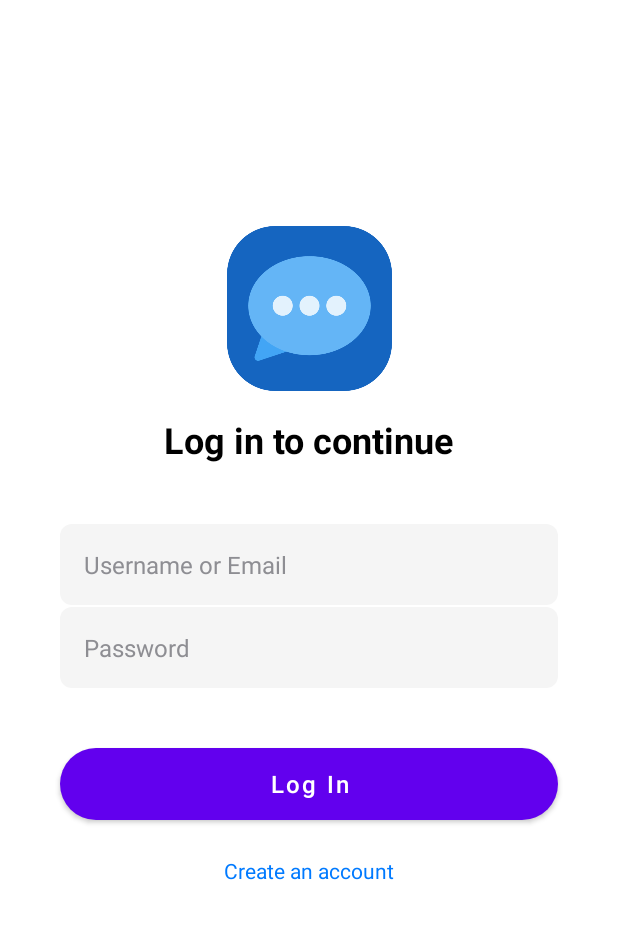
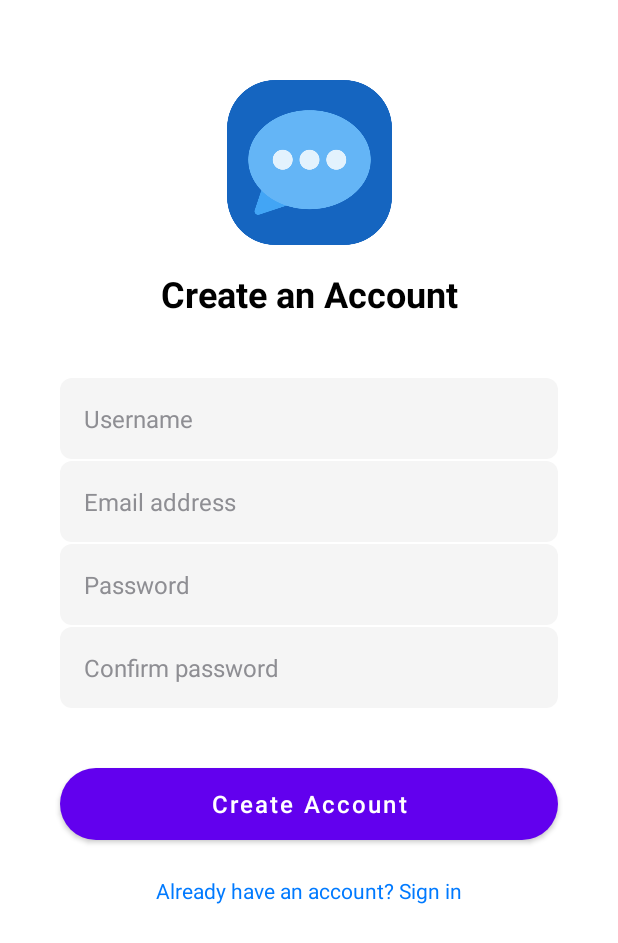
Before and after one commit to zhonm/iMessify, an Android app: the screen it shows after launch (LoginActivity before the commit, CreateAccountActivity after it), after a tap on "Create an account", on a phone screen of 412 x 824 dp. Shown: the top 943 px of the screen. Run offline under Robolectric (Android 15) with nearby library versions, the phone set to English and light mode, and no system bars.

Commit message:
- Added Database for register account and implement it to login. - Update gradle versions.
Database pass imessify: "PuQWkCnHvRqfeM3Wcw58"

```diff
--- a/app/build.gradle
+++ b/app/build.gradle
@@ -40,6 +40,10 @@ android {
 
 dependencies {
     // Add to app level build.gradle
+    implementation 'com.squareup.retrofit2:retrofit:2.11.0'
+    implementation 'com.squareup.retrofit2:converter-gson:2.11.0'
+    implementation 'org.jetbrains.kotlinx:kotlinx-coroutines-android:1.10.1'
+    implementation 'com.google.code.gson:gson:2.12.1'
     implementation 'com.github.bumptech.glide:glide:4.16.0'
     implementation 'com.google.android.material:material:1.12.0'
     implementation 'androidx.cardview:cardview:1.0.0'
--- /dev/null
+++ b/app/src/main/java/com/example/imessify/CreateAccountActivity.kt
@@ -0,0 +1,149 @@
+package com.example.imessify
+
+import android.content.Intent
+import android.os.Build
+import android.os.Bundle
+import android.view.WindowInsetsController
+import android.view.WindowManager
+import android.widget.Button
+import android.widget.EditText
+import android.widget.TextView
+import android.widget.Toast
+import androidx.appcompat.app.AppCompatActivity
+import androidx.lifecycle.lifecycleScope
+import kotlinx.coroutines.Dispatchers
+import kotlinx.coroutines.launch
+import kotlinx.coroutines.withContext
+import retrofit2.Retrofit
+import retrofit2.converter.gson.GsonConverterFactory
+import retrofit2.http.Body
+import retrofit2.http.POST
+
+class CreateAccountActivity : AppCompatActivity() {
+
+    private lateinit var etUsername: EditText
+    private lateinit var etEmail: EditText
+    private lateinit var etPassword: EditText
+    private lateinit var etConfirmPassword: EditText
+    private lateinit var btnCreateAccount: Button
+    private lateinit var tvBackToLogin: TextView
+
+    // Retrofit service
+    private val apiService: ApiService by lazy {
+        val retrofit = Retrofit.Builder()
+            .baseUrl("https://imessify.x10.mx/") // Replace with your domain
+            .addConverterFactory(GsonConverterFactory.create())
+            .build()
+
+        retrofit.create(ApiService::class.java)
+    }
+
+    override fun onCreate(savedInstanceState: Bundle?) {
+        super.onCreate(savedInstanceState)
+        setContentView(R.layout.activity_create_account)
+
+        // Make status bar transparent
+        setupTransparentStatusBar()
+
+        window.setSoftInputMode(WindowManager.LayoutParams.SOFT_INPUT_ADJUST_RESIZE)
+
+        // Initialize views
+        etUsername = findViewById(R.id.etUsername)
+        etEmail = findViewById(R.id.etEmail)
+        etPassword = findViewById(R.id.etPassword)
+        etConfirmPassword = findViewById(R.id.etConfirmPassword)
+        btnCreateAccount = findViewById(R.id.btnCreateAccount)
+        tvBackToLogin = findViewById(R.id.tvBackToLogin)
+
+        btnCreateAccount.setOnClickListener {
+            val username = etUsername.text.toString().trim()
+            val email = etEmail.text.toString().trim()
+            val password = etPassword.text.toString().trim()
+            val confirmPassword = etConfirmPassword.text.toString().trim()
+
+            when {
+                username.isEmpty() -> {
+                    Toast.makeText(this, "Please enter username", Toast.LENGTH_SHORT).show()
+                }
+                email.isEmpty() -> {
+                    Toast.makeText(this, "Please enter email address", Toast.LENGTH_SHORT).show()
+                }
+                !isValidEmail(email) -> {
+                    Toast.makeText(this, "Please enter a valid email address", Toast.LENGTH_SHORT).show()
+                }
+                password.isEmpty() -> {
+                    Toast.makeText(this, "Please enter password", Toast.LENGTH_SHORT).show()
+                }
+                password.length < 6 -> {
+                    Toast.makeText(this, "Password must be at least 6 characters", Toast.LENGTH_SHORT).show()
+                }
+                confirmPassword.isEmpty() -> {
+                    Toast.makeText(this, "Please confirm your password", Toast.LENGTH_SHORT).show()
+                }
+                password != confirmPassword -> {
+                    Toast.makeText(this, "Passwords do not match", Toast.LENGTH_SHORT).show()
+                }
+                else -> {
+                    // Call the API to register the user
+                    registerUser(username, email, password)
+                }
+            }
+        }
+
+        tvBackToLogin.setOnClickListener {
+            // Navigate back to login screen
+            finish()
+        }
+    }
+
+    private fun registerUser(username: String, email: String, password: String) {
+        // Show loading indicator
+        btnCreateAccount.isEnabled = false
+        btnCreateAccount.text = "Creating Account..."
+
+        lifecycleScope.launch(Dispatchers.IO) {
+            try {
+                val request = RegisterRequest(username, email, password)
+                val response = apiService.registerUser(request)
+
+                withContext(Dispatchers.Main) {
+                    if (response.success) {
+                        Toast.makeText(this@CreateAccountActivity, response.message, Toast.LENGTH_SHORT).show()
+                        startActivity(Intent(this@CreateAccountActivity, MainActivity::class.java))
+                        finish()
+                    } else {
+                        Toast.makeText(this@CreateAccountActivity, response.message, Toast.LENGTH_SHORT).show()
+                    }
+
+                    // Reset button
+                    btnCreateAccount.isEnabled = true
+                    btnCreateAccount.text = "Create Account"
+                }
+            } catch (e: Exception) {
+                withContext(Dispatchers.Main) {
+                    Toast.makeText(this@CreateAccountActivity, "Network error: ${e.message}", Toast.LENGTH_SHORT).show()
+
+                    // Reset button
+                    btnCreateAccount.isEnabled = true
+                    btnCreateAccount.text = "Create Account"
+                }
+            }
+        }
+    }
+
+    private fun isValidEmail(email: String): Boolean {
+        return android.util.Patterns.EMAIL_ADDRESS.matcher(email).matches()
+    }
+
+    private fun setupTransparentStatusBar() {
+        if (Build.VERSION.SDK_INT >= Build.VERSION_CODES.R) {
+            window.statusBarColor = android.graphics.Color.WHITE
+            window.insetsController?.apply {
+                setSystemBarsAppearance(
+                    WindowInsetsController.APPEARANCE_LIGHT_STATUS_BARS,
+                    WindowInsetsController.APPEARANCE_LIGHT_STATUS_BARS
+                )
+            }
+        }
+    }
+}
--- /dev/null
+++ b/app/src/main/res/layout/activity_create_account.xml
@@ -0,0 +1,172 @@
+<?xml version="1.0" encoding="utf-8"?>
+<androidx.constraintlayout.widget.ConstraintLayout xmlns:android="http://schemas.android.com/apk/res/android"
+    xmlns:app="http://schemas.android.com/apk/res-auto"
+    xmlns:tools="http://schemas.android.com/tools"
+    android:layout_width="match_parent"
+    android:layout_height="match_parent"
+    android:background="@color/white"
+    tools:context=".CreateAccountActivity">
+
+    <ImageView
+        android:id="@+id/imageView"
+        android:layout_width="118dp"
+        android:layout_height="110dp"
+        android:contentDescription="@string/app_name"
+        android:src="@drawable/logo"
+        app:layout_constraintBottom_toTopOf="@+id/createAccountTitle"
+        app:layout_constraintEnd_toEndOf="parent"
+        app:layout_constraintStart_toStartOf="parent"
+        app:layout_constraintTop_toTopOf="parent"
+        app:layout_constraintVertical_bias="0.2"
+        app:layout_constraintVertical_chainStyle="packed" />
+
+    <TextView
+        android:id="@+id/createAccountTitle"
+        android:layout_width="wrap_content"
+        android:layout_height="wrap_content"
+        android:layout_marginTop="16dp"
+        android:fontFamily="sans-serif"
+        android:text="Create an Account"
+        android:textColor="@color/black"
+        android:textSize="24sp"
+        android:textStyle="bold"
+        app:layout_constraintEnd_toEndOf="parent"
+        app:layout_constraintStart_toStartOf="parent"
+        app:layout_constraintTop_toBottomOf="@+id/imageView"
+        app:layout_constraintBottom_toTopOf="@+id/usernameContainer" />
+
+    <FrameLayout
+        android:id="@+id/usernameContainer"
+        android:layout_width="0dp"
+        android:layout_height="wrap_content"
+        android:layout_marginStart="40dp"
+        android:layout_marginTop="40dp"
+        android:layout_marginEnd="40dp"
+        android:background="@drawable/login_input_bg"
+        app:layout_constraintEnd_toEndOf="parent"
+        app:layout_constraintStart_toStartOf="parent"
+        app:layout_constraintTop_toBottomOf="@+id/createAccountTitle"
+        app:layout_constraintBottom_toTopOf="@+id/emailContainer">
+
+        <EditText
+            android:id="@+id/etUsername"
+            android:layout_width="match_parent"
+            android:layout_height="wrap_content"
+            android:background="@null"
+            android:hint="Username"
+            android:inputType="text"
+            android:padding="16dp"
+            android:textColor="@color/black"
+            android:textColorHint="@color/ios_gray"
+            android:textSize="16sp"
+            android:importantForAutofill="no" />
+    </FrameLayout>
+
+    <FrameLayout
+        android:id="@+id/emailContainer"
+        android:layout_width="0dp"
+        android:layout_height="wrap_content"
+        android:layout_marginTop="1dp"
+        android:background="@drawable/login_input_bg"
+        app:layout_constraintEnd_toEndOf="@+id/usernameContainer"
+        app:layout_constraintStart_toStartOf="@+id/usernameContainer"
+        app:layout_constraintTop_toBottomOf="@+id/usernameContainer"
+        app:layout_constraintBottom_toTopOf="@+id/passwordContainer">
+
+        <EditText
+            android:id="@+id/etEmail"
+            android:layout_width="match_parent"
+            android:layout_height="wrap_content"
+            android:background="@null"
+            android:hint="Email address"
+            android:inputType="textEmailAddress"
+            android:padding="16dp"
+            android:textColor="@color/black"
+            android:textColorHint="@color/ios_gray"
+            android:textSize="16sp"
+            android:importantForAutofill="no" />
+    </FrameLayout>
+
+    <FrameLayout
+        android:id="@+id/passwordContainer"
+        android:layout_width="0dp"
+        android:layout_height="wrap_content"
+        android:layout_marginTop="1dp"
+        android:background="@drawable/login_input_bg"
+        app:layout_constraintEnd_toEndOf="@+id/emailContainer"
+        app:layout_constraintStart_toStartOf="@+id/emailContainer"
+        app:layout_constraintTop_toBottomOf="@+id/emailContainer"
+        app:layout_constraintBottom_toTopOf="@+id/confirmPasswordContainer">
+
+        <EditText
+            android:id="@+id/etPassword"
+            android:layout_width="match_parent"
+            android:layout_height="wrap_content"
+            android:background="@null"
+            android:hint="Password"
+            android:inputType="textPassword"
+            android:padding="16dp"
+            android:textColor="@color/black"
+            android:textColorHint="@color/ios_gray"
+            android:textSize="16sp"
+            android:importantForAutofill="no" />
+    </FrameLayout>
+
+    <FrameLayout
+        android:id="@+id/confirmPasswordContainer"
+        android:layout_width="0dp"
+        android:layout_height="wrap_content"
+        android:layout_marginTop="1dp"
+        android:background="@drawable/login_input_bg"
+        app:layout_constraintEnd_toEndOf="@+id/passwordContainer"
+        app:layout_constraintStart_toStartOf="@+id/passwordContainer"
+        app:layout_constraintTop_toBottomOf="@+id/passwordContainer"
+        app:layout_constraintBottom_toTopOf="@+id/btnCreateAccount">
+
+        <EditText
+            android:id="@+id/etConfirmPassword"
+            android:layout_width="match_parent"
+            android:layout_height="wrap_content"
+            android:background="@null"
+            android:hint="Confirm password"
+            android:inputType="textPassword"
+            android:padding="16dp"
+            android:textColor="@color/black"
+            android:textColorHint="@color/ios_gray"
+            android:textSize="16sp"
+            android:importantForAutofill="no" />
+    </FrameLayout>
+
+    <Button
+        android:id="@+id/btnCreateAccount"
+        android:layout_width="0dp"
+        android:layout_height="wrap_content"
+        android:layout_marginTop="40dp"
+        android:background="@drawable/login_button_bg"
+        android:text="Create Account"
+        android:textAllCaps="false"
+        android:textColor="@color/white"
+        android:textSize="16sp"
+        app:layout_constraintEnd_toEndOf="@+id/confirmPasswordContainer"
+        app:layout_constraintStart_toStartOf="@+id/confirmPasswordContainer"
+        app:layout_constraintTop_toBottomOf="@+id/confirmPasswordContainer"
+        app:layout_constraintBottom_toTopOf="@+id/tvBackToLogin" />
+
+    <TextView
+        android:id="@+id/tvBackToLogin"
+        android:layout_width="wrap_content"
+        android:layout_height="wrap_content"
+        android:layout_marginTop="16dp"
+        android:clickable="true"
+        android:focusable="true"
+        android:padding="8dp"
+        android:text="Already have an account? Sign in"
+        android:textColor="@color/ios_blue"
+        android:textSize="14sp"
+        app:layout_constraintEnd_toEndOf="@+id/btnCreateAccount"
+        app:layout_constraintStart_toStartOf="@+id/btnCreateAccount"
+        app:layout_constraintTop_toBottomOf="@+id/btnCreateAccount"
+        app:layout_constraintBottom_toBottomOf="parent"
+        app:layout_constraintVertical_bias="0.0" />
+
+</androidx.constraintlayout.widget.ConstraintLayout>
--- a/app/src/main/res/values/strings.xml
+++ b/app/src/main/res/values/strings.xml
@@ -1,7 +1,7 @@
 <resources>
     <string name="app_name">iMessify</string>
     <string name="login_title">Log in to continue</string>
-    <string name="username_hint">Username or Email</string>
+    <string name="username_hint">Email</string>
     <string name="password_hint">Password</string>
     <string name="login_button">Log In</string>
     <string name="create_account">Create an account</string>
--- a/build.gradle
+++ b/build.gradle
@@ -1,6 +1,6 @@
 // Top-level build file where you can add configuration options common to all sub-projects/modules.
 plugins {
-    id 'com.android.application' version '8.9.0' apply false
-    id 'com.android.library' version '8.9.0' apply false
-    id 'org.jetbrains.kotlin.android' version '1.8.0' apply false
+    id 'com.android.application' version '8.9.1' apply false
+    id 'com.android.library' version '8.9.1' apply false
+    id 'org.jetbrains.kotlin.android' version '2.1.0' apply false
 }
```
Also changed, not shown: app/src/main/AndroidManifest.xml (+9 -0 lines), app/src/main/java/com/example/imessify/ApiService.kt (added, +23 -0 lines), app/src/main/java/com/example/imessify/LoginActivity.kt (+96 -22 lines), app/src/main/res/xml/network_security_config.xml (added, +8 -0 lines).
